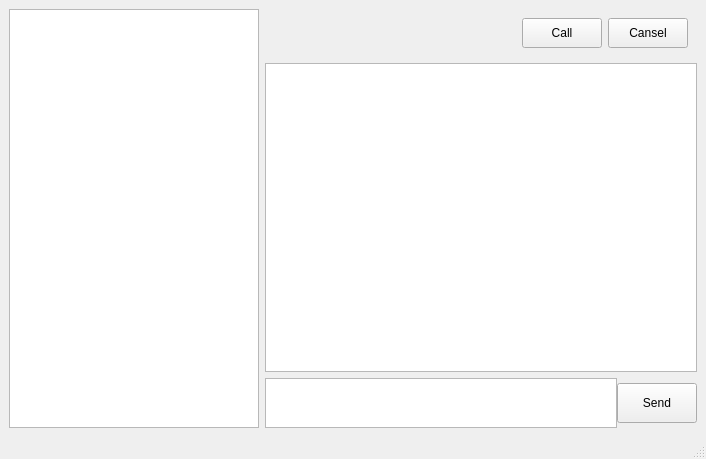
BorisovDmytro/CM_client, file CMClientSSL/gui.ui: the form before one commit.
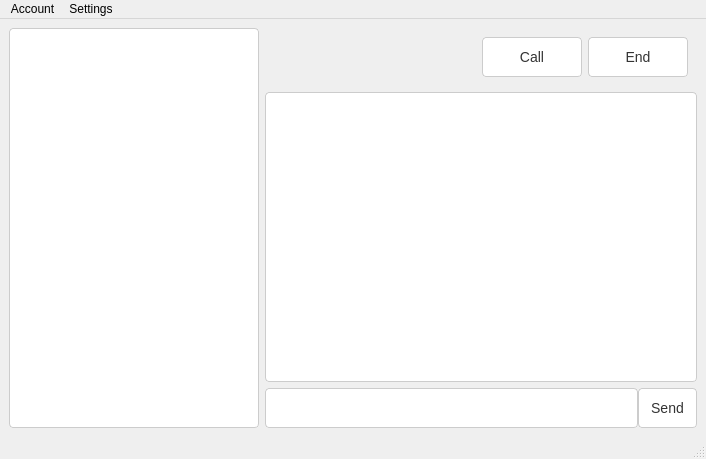
The form after the commit. The open tabs and pages were chosen to show the change.

Commit message: Add settings change style

```diff
--- a/CMClientSSL/gui.ui
+++ b/CMClientSSL/gui.ui
@@ -11,7 +11,85 @@
    </rect>
   </property>
   <property name="windowTitle">
-   <string>MainWindow</string>
+   <string>Messanger</string>
+  </property>
+  <property name="styleSheet">
+   <string notr="true">QPushButton {
+  border: 1px solid transparent;
+  border-radius: 4px;
+  color: #333;
+  background-color: #fff;
+  border-color: #ccc;
+  padding: 6px 12px;
+  margin-bottom: 0;
+  font-size: 14px;
+  font-weight: normal;
+  line-height: 1.42857143;
+  text-align: center;
+}
+
+QPushButton::hover {
+  color: #333;
+  background-color: #e6e6e6;
+  border-color: #adadad;
+}
+
+QLineEdit {
+	height: 34px;
+  padding: 6px 12px;
+  font-size: 14px;
+  line-height: 1.42857143;
+  color: #555;
+  background-color: #fff;
+  background-image: none;
+  border: 1px solid #ccc;
+  border-radius: 4px;
+box-shadow: inset 0 1px 1px rgba(0, 0, 0, .075);
+}
+
+QLabel {
+	font: 12pt &quot;MS Shell Dlg 2&quot;;
+}
+
+QTextEdit {
+	height: 34px;
+  padding: 6px 12px;
+  font-size: 14px;
+  line-height: 1.42857143;
+  color: #555;
+  background-color: #fff;
+  background-image: none;
+  border: 1px solid #ccc;
+  border-radius: 4px;
+box-shadow: inset 0 1px 1px rgba(0, 0, 0, .075);
+}
+
+QListWidget {
+	height: 34px;
+  padding: 6px 12px;
+  font-size: 14px;
+  line-height: 1.42857143;
+  color: #555;
+  background-color: #fff;
+  background-image: none;
+  border: 1px solid #ccc;
+  border-radius: 4px;
+box-shadow: inset 0 1px 1px rgba(0, 0, 0, .075);
+}
+
+QComboBox {
+	height: 34px;
+  padding: 6px 12px;
+  font-size: 14px;
+  line-height: 1.42857143;
+  color: #555;
+  background-color: #fff;
+  background-image: none;
+  border: 1px solid #ccc;
+  border-radius: 4px;
+box-shadow: inset 0 1px 1px rgba(0, 0, 0, .075);
+}
+</string>
   </property>
   <widget class="QWidget" name="centralwidget">
    <layout class="QVBoxLayout" name="verticalLayout_3">
@@ -286,10 +364,19 @@
               <widget class="QPushButton" name="btn_call">
                <property name="minimumSize">
                 <size>
-                 <width>0</width>
-                 <height>30</height>
+                 <width>100</width>
+                 <height>40</height>
                 </size>
                </property>
+               <property name="maximumSize">
+                <size>
+                 <width>100</width>
+                 <height>40</height>
+                </size>
+               </property>
+               <property name="styleSheet">
+                <string notr="true"/>
+               </property>
                <property name="text">
                 <string>Call</string>
                </property>
@@ -299,12 +386,21 @@
               <widget class="QPushButton" name="btnCallCansel">
                <property name="minimumSize">
                 <size>
-                 <width>0</width>
-                 <height>30</height>
+                 <width>100</width>
+                 <height>40</height>
                 </size>
                </property>
+               <property name="maximumSize">
+                <size>
+                 <width>100</width>
+                 <height>40</height>
+                </size>
+               </property>
+               <property name="styleSheet">
+                <string notr="true"/>
+               </property>
                <property name="text">
-                <string>Cansel</string>
+                <string>End</string>
                </property>
               </widget>
              </item>
@@ -336,14 +432,14 @@
               </property>
               <property name="minimumSize">
                <size>
-                <width>50</width>
+                <width>0</width>
                 <height>0</height>
                </size>
               </property>
               <property name="maximumSize">
                <size>
                 <width>16777215</width>
-                <height>50</height>
+                <height>40</height>
                </size>
               </property>
              </widget>
@@ -356,6 +452,9 @@
                 <height>40</height>
                </size>
               </property>
+              <property name="styleSheet">
+               <string notr="true"/>
+              </property>
               <property name="text">
                <string>Send</string>
               </property>
@@ -372,6 +471,40 @@
    </layout>
   </widget>
   <widget class="QStatusBar" name="statusbar"/>
+  <widget class="QMenuBar" name="menuBar">
+   <property name="geometry">
+    <rect>
+     <x>0</x>
+     <y>0</y>
+     <width>706</width>
+     <height>20</height>
+    </rect>
+   </property>
+   <widget class="QMenu" name="menu">
+    <property name="title">
+     <string>Account</string>
+    </property>
+    <addaction name="actionExit"/>
+   </widget>
+   <widget class="QMenu" name="menuSettings">
+    <property name="title">
+     <string>Settings</string>
+    </property>
+    <addaction name="actionshow_settings"/>
+   </widget>
+   <addaction name="menu"/>
+   <addaction name="menuSettings"/>
+  </widget>
+  <action name="actionExit">
+   <property name="text">
+    <string>Exit</string>
+   </property>
+  </action>
+  <action name="actionshow_settings">
+   <property name="text">
+    <string>show settings</string>
+   </property>
+  </action>
  </widget>
  <resources/>
  <connections/>
```
Left out of the diff: 29 changed lines with no effect on the pictures. The commit also changes 12 other files.
